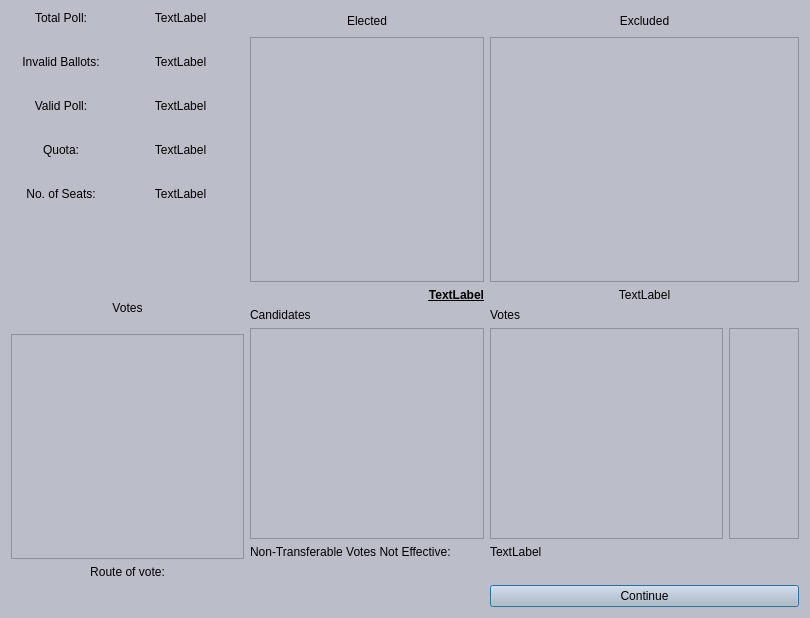
Above: countdialog.ui from geaney91/E-CountApp before the change. Below: the same form after it.
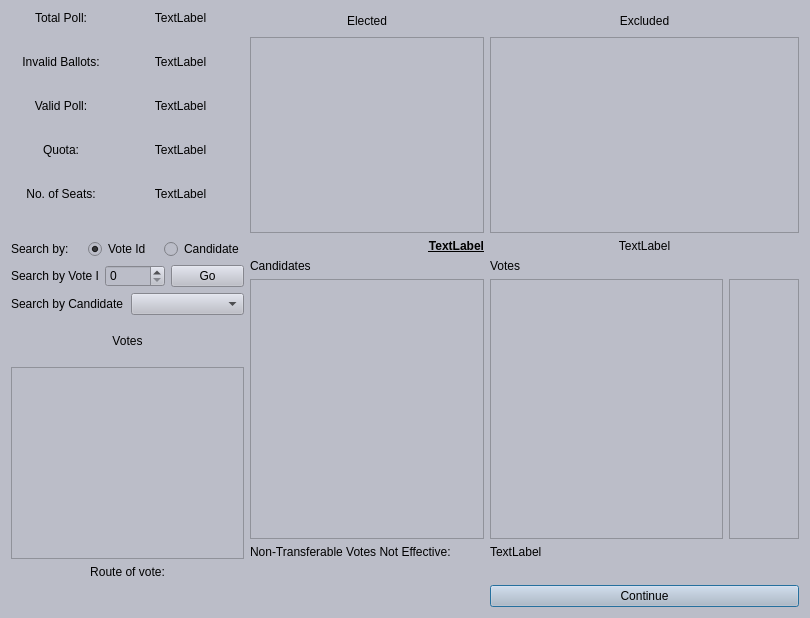
That is the form after the change.

Commit message: Separating transferables issue fixed. New search function added to UI. Criteria checking code for equal surpluses and fractions added.

Patch:
```diff
--- a/countdialog.ui
+++ b/countdialog.ui
@@ -344,6 +344,91 @@
      </item>
      <item row="1" column="0">
       <layout class="QVBoxLayout" name="verticalLayout_4">
+       <item>
+        <layout class="QHBoxLayout" name="horizontalLayout_4">
+         <item>
+          <widget class="QLabel" name="search_by_lbl">
+           <property name="text">
+            <string>Search by:</string>
+           </property>
+          </widget>
+         </item>
+         <item>
+          <widget class="QRadioButton" name="search_by_vote_id_rb">
+           <property name="text">
+            <string>Vote Id</string>
+           </property>
+           <property name="checked">
+            <bool>true</bool>
+           </property>
+          </widget>
+         </item>
+         <item>
+          <widget class="QRadioButton" name="search_by_cand_rb">
+           <property name="text">
+            <string>Candidate</string>
+           </property>
+          </widget>
+         </item>
+        </layout>
+       </item>
+       <item>
+        <layout class="QHBoxLayout" name="horizontalLayout_3">
+         <item>
+          <widget class="QLabel" name="search_by_vote_id_lbl">
+           <property name="minimumSize">
+            <size>
+             <width>80</width>
+             <height>0</height>
+            </size>
+           </property>
+           <property name="text">
+            <string>Search by Vote Id</string>
+           </property>
+          </widget>
+         </item>
+         <item>
+          <widget class="QSpinBox" name="search_by_vote_id_spinbox">
+           <property name="minimumSize">
+            <size>
+             <width>60</width>
+             <height>0</height>
+            </size>
+           </property>
+           <property name="maximum">
+            <number>10000</number>
+           </property>
+          </widget>
+         </item>
+         <item>
+          <widget class="QPushButton" name="search_by_vote_id_btn">
+           <property name="minimumSize">
+            <size>
+             <width>5</width>
+             <height>0</height>
+            </size>
+           </property>
+           <property name="text">
+            <string>Go</string>
+           </property>
+          </widget>
+         </item>
+        </layout>
+       </item>
+       <item>
+        <layout class="QHBoxLayout" name="horizontalLayout_2">
+         <item>
+          <widget class="QLabel" name="search_by_cand_lbl">
+           <property name="text">
+            <string>Search by Candidate</string>
+           </property>
+          </widget>
+         </item>
+         <item>
+          <widget class="QComboBox" name="search_by_cand_combo"/>
+         </item>
+        </layout>
+       </item>
        <item>
         <widget class="QLabel" name="votes_lbl">
          <property name="sizePolicy">
```
The commit also changes 8 other files.
